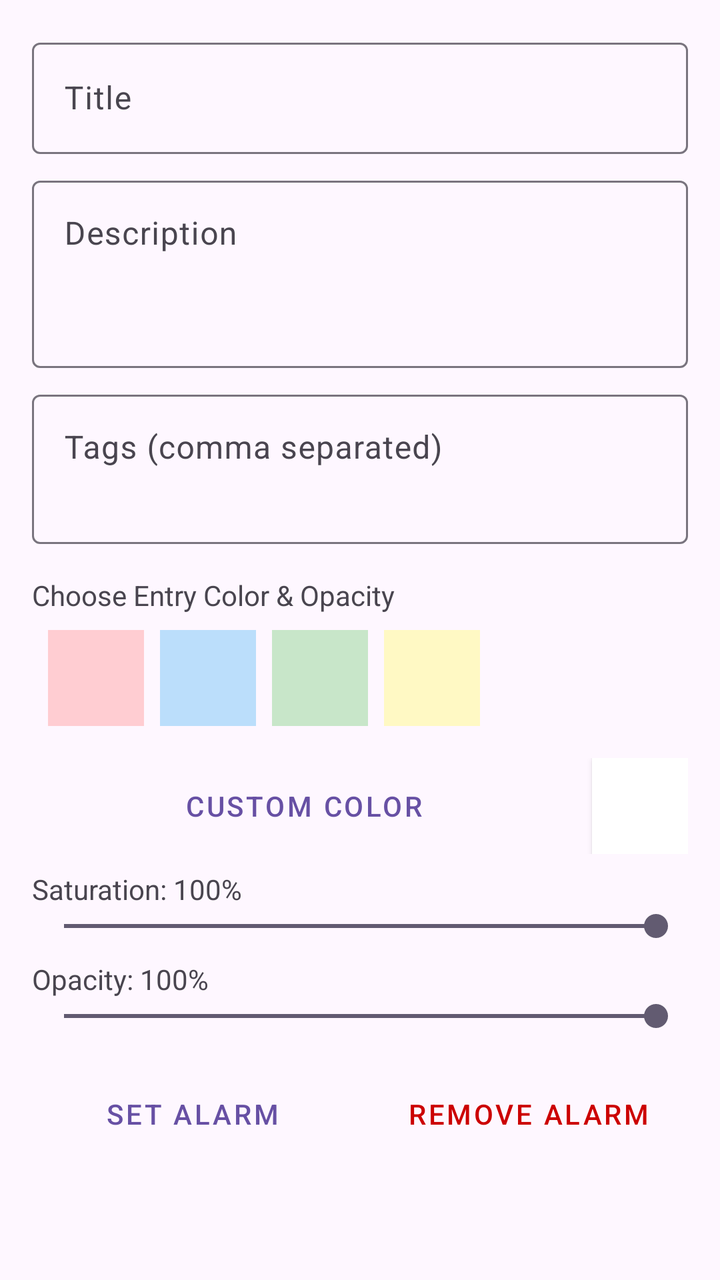
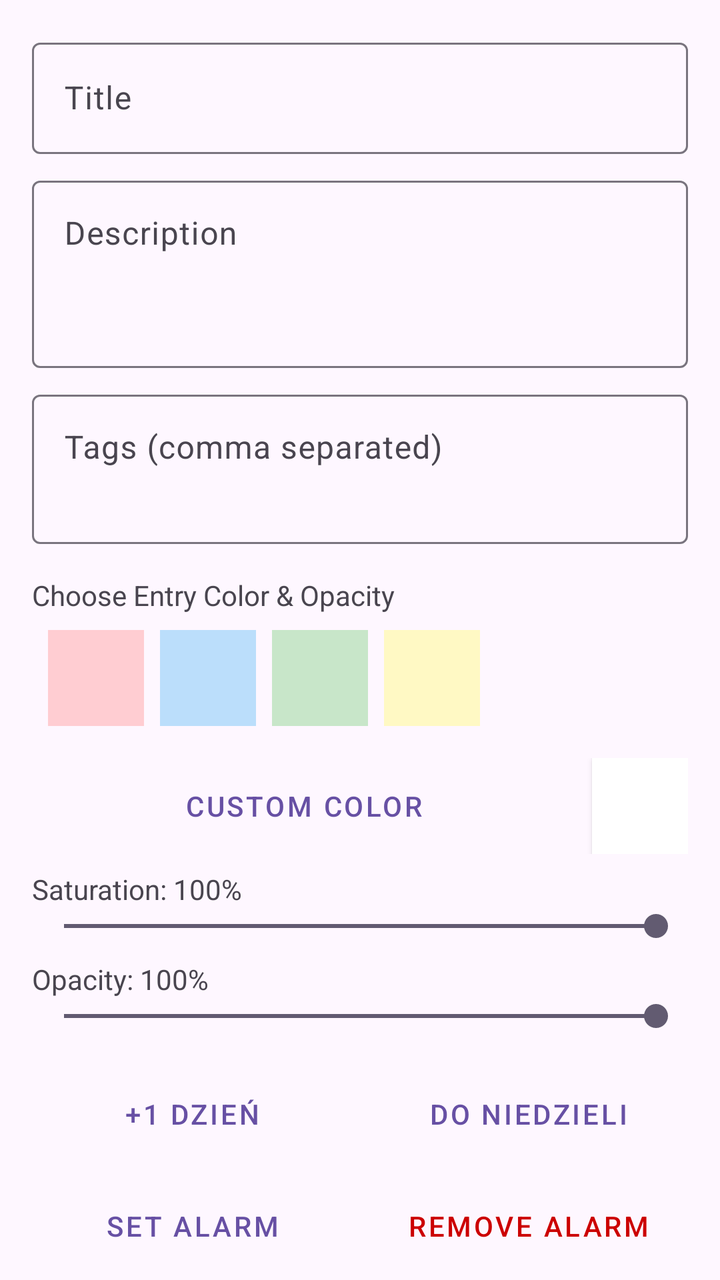

Before-and-after screenshots of an Android layout around one commit, followed by the original layout XML and the change that was made.
<!-- AndroidManifest.xml: application theme Theme.TacticalCalendar -->
<!-- res/layout/dialog_add_entry.xml -->
<?xml version="1.0" encoding="utf-8"?>
<ScrollView xmlns:android="http://schemas.android.com/apk/res/android"
    android:layout_width="match_parent"
    android:layout_height="wrap_content"
    android:padding="16dp">

    <LinearLayout
        android:layout_width="match_parent"
        android:layout_height="wrap_content"
        android:orientation="vertical">

        <com.google.android.material.textfield.TextInputLayout
            android:layout_width="match_parent"
            android:layout_height="wrap_content"
            android:hint="Title">
            <com.google.android.material.textfield.TextInputEditText
                android:id="@+id/etTitle"
                android:layout_width="match_parent"
                android:layout_height="wrap_content" />
        </com.google.android.material.textfield.TextInputLayout>

        <com.google.android.material.textfield.TextInputLayout
            android:layout_width="match_parent"
            android:layout_height="wrap_content"
            android:layout_marginTop="8dp"
            android:hint="Description">
            <com.google.android.material.textfield.TextInputEditText
                android:id="@+id/etDescription"
                android:layout_width="match_parent"
                android:layout_height="wrap_content"
                android:minLines="3"
                android:gravity="top"/>
        </com.google.android.material.textfield.TextInputLayout>

        <com.google.android.material.textfield.TextInputLayout
            android:layout_width="match_parent"
            android:layout_height="wrap_content"
            android:layout_marginTop="8dp"
            android:hint="Tags (comma separated)">
            <com.google.android.material.textfield.TextInputEditText
                android:id="@+id/etTags"
                android:layout_width="match_parent"
                android:layout_height="wrap_content"
                android:minLines="2"
                android:gravity="top"/>
        </com.google.android.material.textfield.TextInputLayout>

        <TextView
            android:layout_width="wrap_content"
            android:layout_height="wrap_content"
            android:text="Choose Entry Color &amp; Opacity"
            android:layout_marginTop="16dp"/>

        <HorizontalScrollView
            android:layout_width="match_parent"
            android:layout_height="wrap_content"
            android:padding="4dp">
            <RadioGroup
                android:id="@+id/rgColors"
                android:layout_width="wrap_content"
                android:layout_height="wrap_content"
                android:orientation="horizontal">
                
                <RadioButton android:id="@+id/rbRed" android:layout_width="48dp" android:layout_height="48dp" android:background="#FFCDD2" android:button="@null" android:layout_margin="4dp"/>
                <RadioButton android:id="@+id/rbBlue" android:layout_width="48dp" android:layout_height="48dp" android:background="#BBDEFB" android:button="@null" android:layout_margin="4dp"/>
                <RadioButton android:id="@+id/rbGreen" android:layout_width="48dp" android:layout_height="48dp" android:background="#C8E6C9" android:button="@null" android:layout_margin="4dp"/>
                <RadioButton android:id="@+id/rbYellow" android:layout_width="48dp" android:layout_height="48dp" android:background="#FFF9C4" android:button="@null" android:layout_margin="4dp"/>
            </RadioGroup>
        </HorizontalScrollView>

        <LinearLayout
            android:layout_width="match_parent"
            android:layout_height="wrap_content"
            android:orientation="horizontal"
            android:gravity="center_vertical"
            android:layout_marginTop="8dp">

            <Button
                android:id="@+id/btnCustomColor"
                android:layout_width="0dp"
                android:layout_height="wrap_content"
                android:layout_weight="1"
                android:text="Custom Color"
                style="@style/Widget.MaterialComponents.Button.TextButton"/>

            <View
                android:id="@+id/viewSelectedColor"
                android:layout_width="48dp"
                android:layout_height="48dp"
                android:layout_marginStart="8dp"
                android:background="#FFFFFF"
                android:elevation="2dp"/>
        </LinearLayout>

        <TextView
            android:id="@+id/tvSaturationLabel"
            android:layout_width="wrap_content"
            android:layout_height="wrap_content"
            android:text="Saturation: 100%"
            android:layout_marginTop="8dp"/>

        <SeekBar
            android:id="@+id/sbSaturation"
            android:layout_width="match_parent"
            android:layout_height="wrap_content"
            android:max="100"
            android:progress="100"/>

        <TextView
            android:id="@+id/tvOpacityLabel"
            android:layout_width="wrap_content"
            android:layout_height="wrap_content"
            android:text="Opacity: 100%"
            android:layout_marginTop="8dp"/>

        <SeekBar
            android:id="@+id/sbOpacity"
            android:layout_width="match_parent"
            android:layout_height="wrap_content"
            android:max="255"
            android:progress="255"/>

        <LinearLayout
            android:layout_width="match_parent"
            android:layout_height="wrap_content"
            android:orientation="horizontal"
            android:layout_marginTop="16dp">

            <Button
                android:id="@+id/btnSetAlarm"
                android:layout_width="0dp"
                android:layout_height="wrap_content"
                android:layout_weight="1"
                android:text="Set Alarm"
                style="@style/Widget.MaterialComponents.Button.OutlinedButton"/>

            <Button
                android:id="@+id/btnRemoveAlarm"
                android:layout_width="0dp"
                android:layout_height="wrap_content"
                android:layout_weight="1"
                android:text="Remove Alarm"
                android:layout_marginStart="8dp"
                style="@style/Widget.MaterialComponents.Button.TextButton"
                android:textColor="@android:color/holo_red_dark"/>
        </LinearLayout>

    </LinearLayout>
</ScrollView>
<!-- resources referenced by this layout -->
<resources>
  <style name="Theme.TacticalCalendar" parent="Base.Theme.TacticalCalendar" />
  <style name="Base.Theme.TacticalCalendar" parent="Theme.Material3.DayNight.NoActionBar">
          
          
      </style>
</resources>

<!-- the commit's change to res/layout/dialog_add_entry.xml (unified diff, before → after) -->
@@ -127,6 +127,30 @@
             android:layout_marginTop="16dp">
 
             <Button
+                android:id="@+id/btnMoveOneDay"
+                android:layout_width="0dp"
+                android:layout_height="wrap_content"
+                android:layout_weight="1"
+                android:text="+1 Dzień"
+                style="@style/Widget.MaterialComponents.Button.OutlinedButton"/>
+
+            <Button
+                android:id="@+id/btnMoveToSunday"
+                android:layout_width="0dp"
+                android:layout_height="wrap_content"
+                android:layout_weight="1"
+                android:text="Do Niedzieli"
+                android:layout_marginStart="8dp"
+                style="@style/Widget.MaterialComponents.Button.OutlinedButton"/>
+        </LinearLayout>
+
+        <LinearLayout
+            android:layout_width="match_parent"
+            android:layout_height="wrap_content"
+            android:orientation="horizontal"
+            android:layout_marginTop="8dp">
+
+            <Button
                 android:id="@+id/btnSetAlarm"
                 android:layout_width="0dp"
                 android:layout_height="wrap_content"
